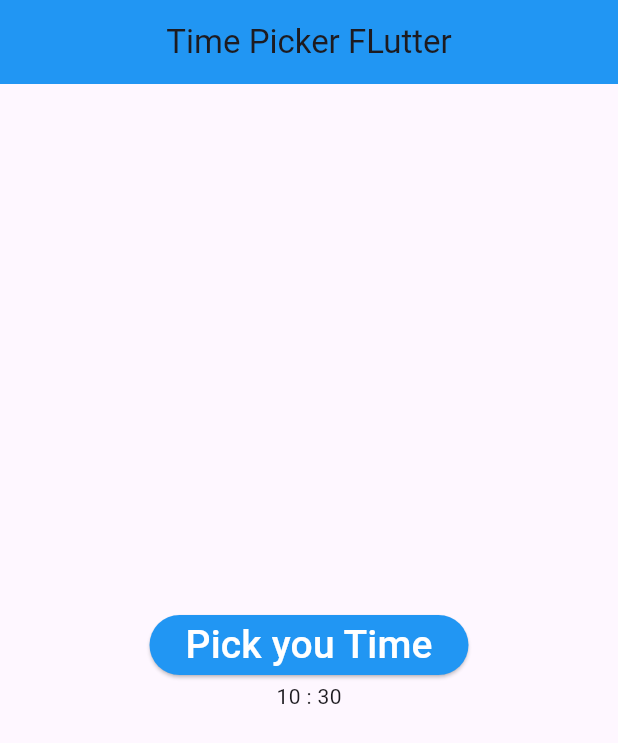
After one commit to tKen20/flutter212, a Flutter app: the screen it shows after launch, on a phone screen of 412 x 824 dp. The commit adds this screen. Shown: the top 743 px of the screen. Run offline on Flutter 3.47's test engine with Material 3 defaults, Android fonts, the phone set to English and light mode, and no system bars; our stand-ins replace animated_text_kit, firebase_core, firebase_messaging, font_awesome_flutter; accounts and stored records are empty.

Commit message:
Picker Time Flutter Demo

```diff
--- a/flutter_animation_text/lib/main.dart
+++ b/flutter_animation_text/lib/main.dart
@@ -1,6 +1,7 @@
 import 'package:flutter/material.dart';
 import 'package:flutter_animation_text/animation_text.dart';
 import 'package:flutter_animation_text/screen/stepeer_flutter.dart';
+import 'package:flutter_animation_text/screen/time_picker_flutter.dart';
 import 'package:flutter_animation_text/screen/ui_profile.dart';
 
 void main() {
@@ -34,7 +35,7 @@
         //colorScheme: ColorScheme.fromSeed(seedColor: Colors.deepPurple),
         useMaterial3: true,
       ),
-      home: SteeperFlutter(),
+      home: TimePickerFlutter(),
     );
   }
 }
--- /dev/null
+++ b/flutter_animation_text/lib/screen/time_picker_flutter.dart
@@ -0,0 +1,58 @@
+import 'package:flutter/material.dart';
+
+class TimePickerFlutter extends StatefulWidget {
+  const TimePickerFlutter({super.key});
+
+  @override
+  State<TimePickerFlutter> createState() => _TimePickerFlutterState();
+}
+
+class _TimePickerFlutterState extends State<TimePickerFlutter> {
+  late TimeOfDay time;
+
+  _setSelectTime() async {
+    TimeOfDay? pickerTime =
+        await showTimePicker(context: context, initialTime: time);
+
+    if (pickerTime != null) {
+      setState(() {
+        time = pickerTime;
+      });
+    }
+  }
+
+  @override
+  void initState() {
+    time = TimeOfDay.now();
+    // TODO: implement initState
+    super.initState();
+  }
+
+  @override
+  Widget build(BuildContext context) {
+    return Scaffold(
+      appBar: AppBar(
+        centerTitle: true,
+        title: Text("Time Picker FLutter"),
+        backgroundColor: Colors.blue,
+      ),
+      body: Center(
+        child: Column(
+          mainAxisAlignment: MainAxisAlignment.center,
+          children: [
+            ElevatedButton(
+                style: ElevatedButton.styleFrom(backgroundColor: Colors.blue),
+                onPressed: () {
+                  _setSelectTime();
+                },
+                child: Text(
+                  "Pick you Time",
+                  style: TextStyle(fontSize: 26, color: Colors.white),
+                )),
+            Text("${time.hour} : ${time.minute}"),
+          ],
+        ),
+      ),
+    );
+  }
+}
```
